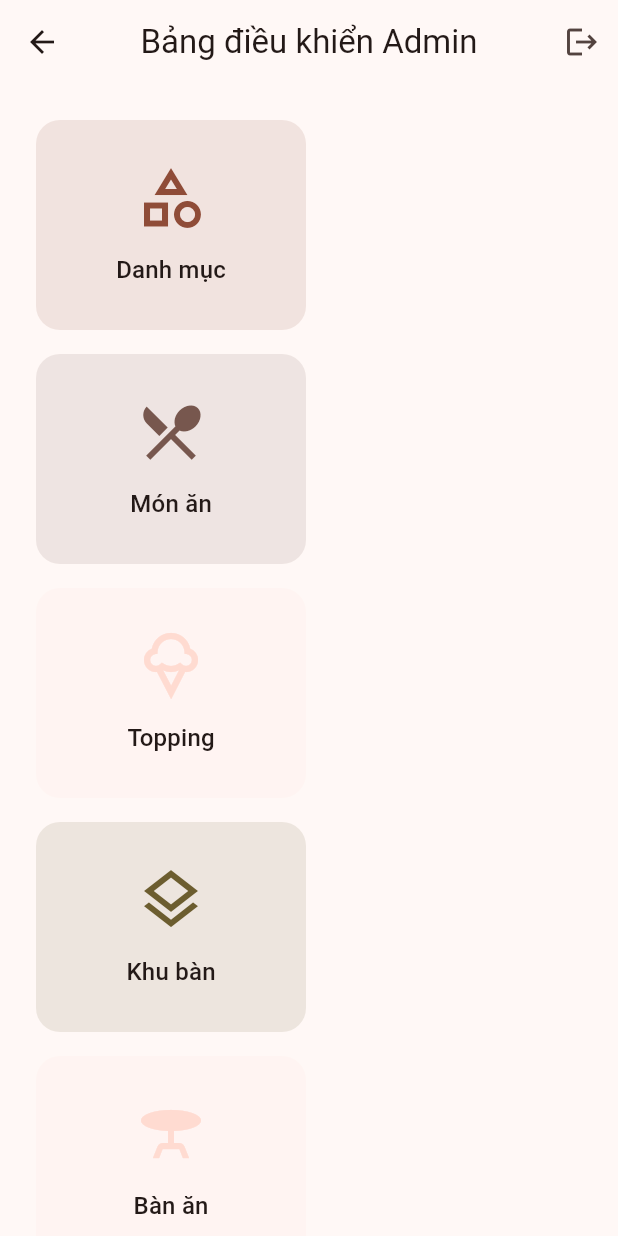
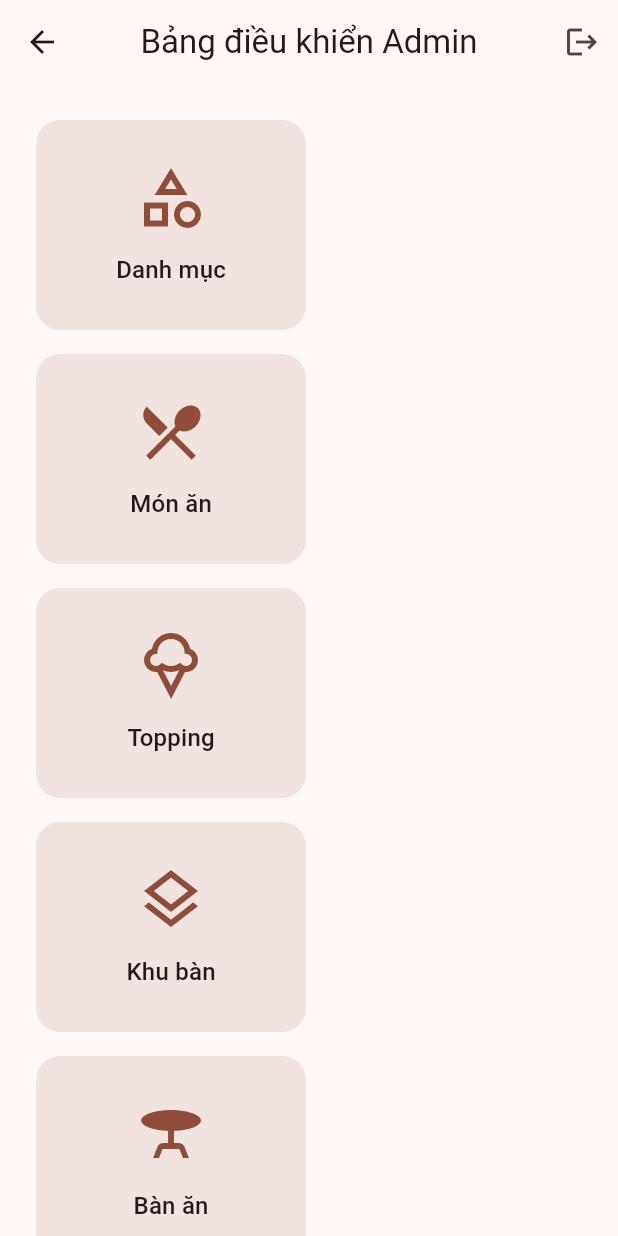
Before and after one commit to NguyenHieu-class/pos_flutter_pka, a Flutter app: the HomeAdminScreen screen opened directly, on a phone screen of 412 x 824 dp. Run offline on Flutter 3.47's test engine with Material 3 defaults, Android fonts, the phone set to English and light mode, and no system bars; our stand-ins replace image_picker, pdf, printing, shared_preferences; accounts and stored records are empty; network calls fail.

Commit message:
upload color

```diff
--- /dev/null
+++ b/devtools_options.yaml
@@ -0,0 +1,3 @@
+description: This file stores settings for Dart & Flutter DevTools.
+documentation: https://docs.flutter.dev/tools/devtools/extensions#configure-extension-enablement-states
+extensions:
--- a/lib/screens/home_admin_screen.dart
+++ b/lib/screens/home_admin_screen.dart
@@ -99,7 +99,7 @@
                   _AdminActionCard(
                     title: 'Món ăn',
                     icon: Icons.restaurant_menu,
-                    color: colorScheme.secondary,
+                    color: colorScheme.primary,
                     onTap: () => Navigator.push(
                       context,
                       MaterialPageRoute(
@@ -110,7 +110,7 @@
                   _AdminActionCard(
                     title: 'Topping',
                     icon: Icons.icecream_outlined,
-                    color: colorScheme.primaryContainer,
+                    color: colorScheme.primary,
                     onTap: () => Navigator.push(
                       context,
                       MaterialPageRoute(
@@ -121,7 +121,7 @@
                   _AdminActionCard(
                     title: 'Khu bàn',
                     icon: Icons.layers_outlined,
-                    color: colorScheme.tertiary,
+                    color: colorScheme.primary,
                     onTap: () => Navigator.push(
                       context,
                       MaterialPageRoute(
@@ -132,7 +132,7 @@
                   _AdminActionCard(
                     title: 'Bàn ăn',
                     icon: Icons.table_bar,
-                    color: colorScheme.secondaryContainer,
+                    color: colorScheme.primary,
                     onTap: () => Navigator.push(
                       context,
                       MaterialPageRoute(
@@ -154,7 +154,7 @@
                   _AdminActionCard(
                     title: 'Hóa đơn',
                     icon: Icons.receipt_long,
-                    color: colorScheme.tertiary,
+                    color: colorScheme.primary,
                     onTap: () => Navigator.push(
                       context,
                       MaterialPageRoute(
@@ -165,7 +165,7 @@
                   _AdminActionCard(
                     title: 'Khuyến mãi',
                     icon: Icons.local_offer_outlined,
-                    color: colorScheme.primaryContainer,
+                    color: colorScheme.primary,
                     onTap: () => Navigator.push(
                       context,
                       MaterialPageRoute(
@@ -176,7 +176,7 @@
                   _AdminActionCard(
                     title: 'Báo cáo',
                     icon: Icons.analytics_outlined,
-                    color: colorScheme.secondary,
+                    color: colorScheme.primary,
                     onTap: () => Navigator.push(
                       context,
                       MaterialPageRoute(
@@ -187,7 +187,7 @@
                   _AdminActionCard(
                     title: 'Nhật ký',
                     icon: Icons.monitor_heart_outlined,
-                    color: colorScheme.tertiary,
+                    color: colorScheme.primary,
                     onTap: () => Navigator.push(
                       context,
                       MaterialPageRoute(
@@ -198,7 +198,7 @@
                   _AdminActionCard(
                     title: 'Cài đặt',
                     icon: Icons.settings_applications_outlined,
-                    color: colorScheme.secondaryContainer,
+                    color: colorScheme.primary,
                     onTap: () => Navigator.push(
                       context,
                       MaterialPageRoute(
--- a/lib/screens/home_cashier_screen.dart
+++ b/lib/screens/home_cashier_screen.dart
@@ -56,7 +56,7 @@
             _CashierActionCard(
               title: 'Danh sách order',
               icon: Icons.receipt_long_outlined,
-              color: colorScheme.primaryContainer,
+              color: colorScheme.primary,
               onTap: () => Navigator.push(
                 context,
                 MaterialPageRoute(
@@ -67,7 +67,7 @@
             _CashierActionCard(
               title: 'Hàng đợi bếp',
               icon: Icons.kitchen_outlined,
-              color: colorScheme.secondary,
+              color: colorScheme.primary,
               onTap: () => Navigator.push(
                 context,
                 MaterialPageRoute(
@@ -78,7 +78,7 @@
             _CashierActionCard(
               title: 'Hóa đơn gần đây',
               icon: Icons.receipt_long,
-              color: colorScheme.tertiary,
+              color: colorScheme.primary,
               onTap: () => Navigator.push(
                 context,
                 MaterialPageRoute(
```
